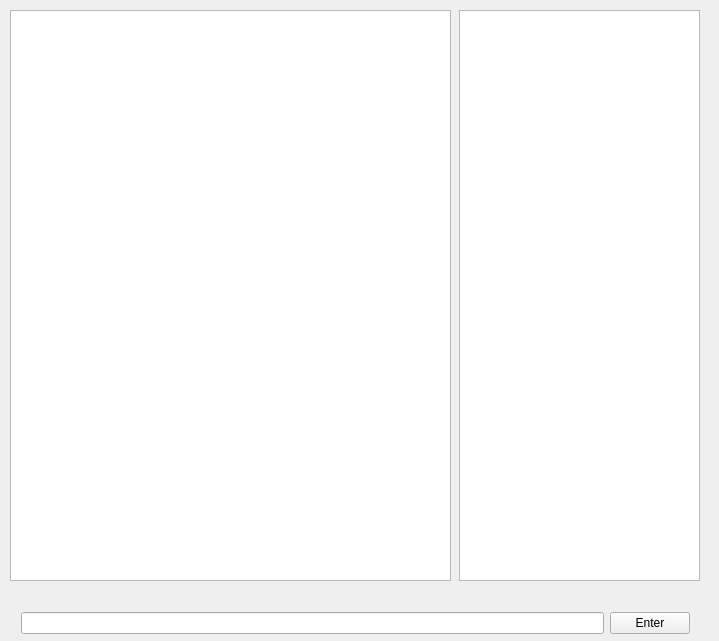
Before: the Qt Designer form harmony-ui/mainwindow.ui in edward-shen/Harmony, drawn with Qt 5.
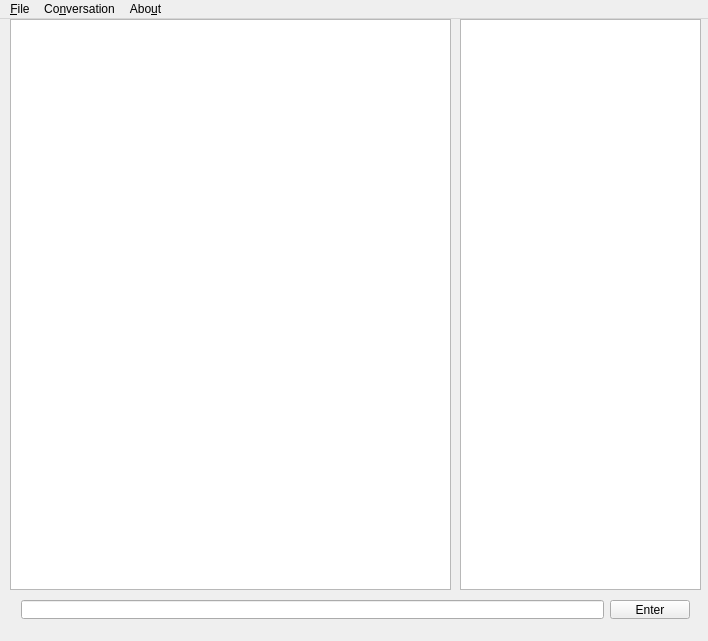
After: the same form once the commit is applied.

Commit message: created new popup window

The edit to the form file:
```diff
--- a/harmony-ui/mainwindow.ui
+++ b/harmony-ui/mainwindow.ui
@@ -6,7 +6,7 @@
    <rect>
     <x>0</x>
     <y>0</y>
-    <width>719</width>
+    <width>708</width>
     <height>641</height>
    </rect>
   </property>
@@ -20,8 +20,8 @@
     </property>
     <property name="geometry">
      <rect>
-      <x>459</x>
-      <y>10</y>
+      <x>460</x>
+      <y>0</y>
       <width>241</width>
       <height>571</height>
      </rect>
@@ -52,19 +52,19 @@
     <property name="geometry">
      <rect>
       <x>10</x>
-      <y>10</y>
+      <y>0</y>
       <width>441</width>
       <height>571</height>
      </rect>
     </property>
    </widget>
-   <widget class="QWidget" name="">
+   <widget class="QWidget" name="layoutWidget">
     <property name="geometry">
      <rect>
       <x>10</x>
-      <y>580</y>
+      <y>570</y>
       <width>691</width>
-      <height>86</height>
+      <height>41</height>
      </rect>
     </property>
     <layout class="QHBoxLayout" name="horizontalLayout">
@@ -88,6 +88,68 @@
    <zorder>UserList</zorder>
    <zorder>MessageHistory</zorder>
   </widget>
+  <widget class="QMenuBar" name="menuBar">
+   <property name="geometry">
+    <rect>
+     <x>0</x>
+     <y>0</y>
+     <width>708</width>
+     <height>30</height>
+    </rect>
+   </property>
+   <widget class="QMenu" name="menuFile">
+    <property name="title">
+     <string>&amp;File</string>
+    </property>
+    <addaction name="action_Settings"/>
+    <addaction name="separator"/>
+    <addaction name="actionQuit"/>
+   </widget>
+   <widget class="QMenu" name="menuAbout">
+    <property name="title">
+     <string>Abo&amp;ut</string>
+    </property>
+   </widget>
+   <widget class="QMenu" name="menuConversation">
+    <property name="title">
+     <string>Co&amp;nversation</string>
+    </property>
+    <addaction name="actionCreate"/>
+    <addaction name="actionInvite"/>
+    <addaction name="actionLeave"/>
+   </widget>
+   <addaction name="menuFile"/>
+   <addaction name="menuConversation"/>
+   <addaction name="menuAbout"/>
+  </widget>
+  <action name="action_Settings">
+   <property name="text">
+    <string>&amp;Settings</string>
+   </property>
+  </action>
+  <action name="actionQuit">
+   <property name="text">
+    <string>Quit</string>
+   </property>
+   <property name="toolTip">
+    <string>&amp;Quit</string>
+   </property>
+  </action>
+  <action name="actionCreate">
+   <property name="text">
+    <string>Create</string>
+   </property>
+  </action>
+  <action name="actionInvite">
+   <property name="text">
+    <string>Invite</string>
+   </property>
+  </action>
+  <action name="actionLeave">
+   <property name="text">
+    <string>Leave</string>
+   </property>
+  </action>
  </widget>
  <layoutdefault spacing="6" margin="11"/>
  <resources/>
```
Left out of the diff: 6 changed lines with no effect on the pictures. The commit also changes 6 other files.
